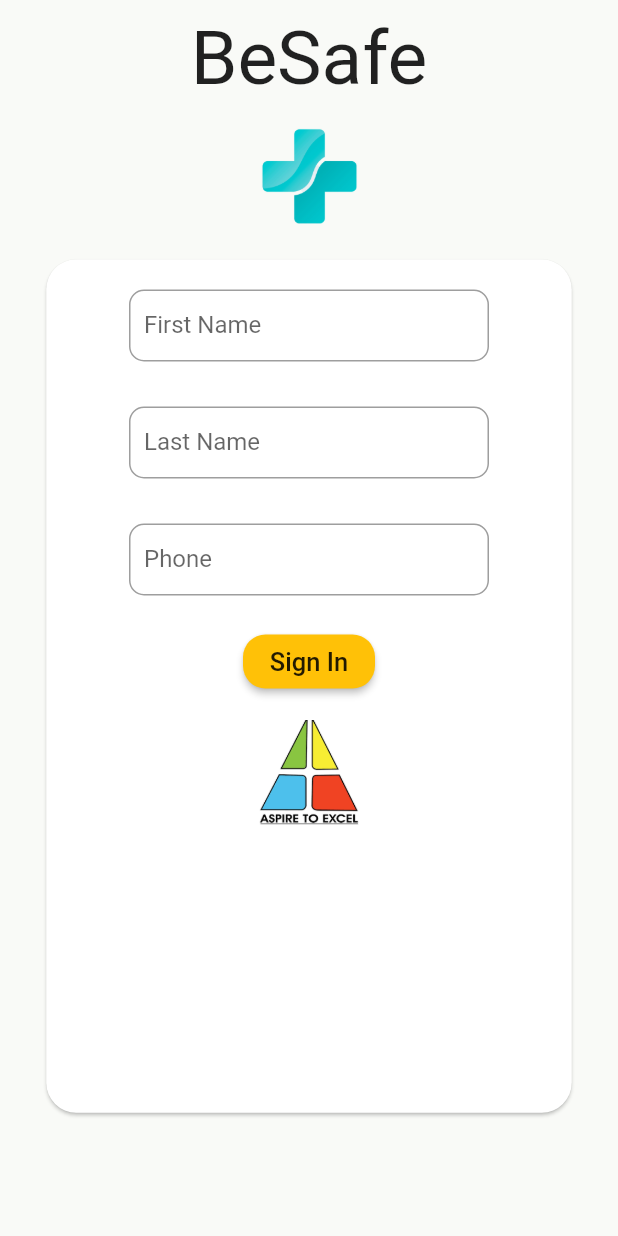
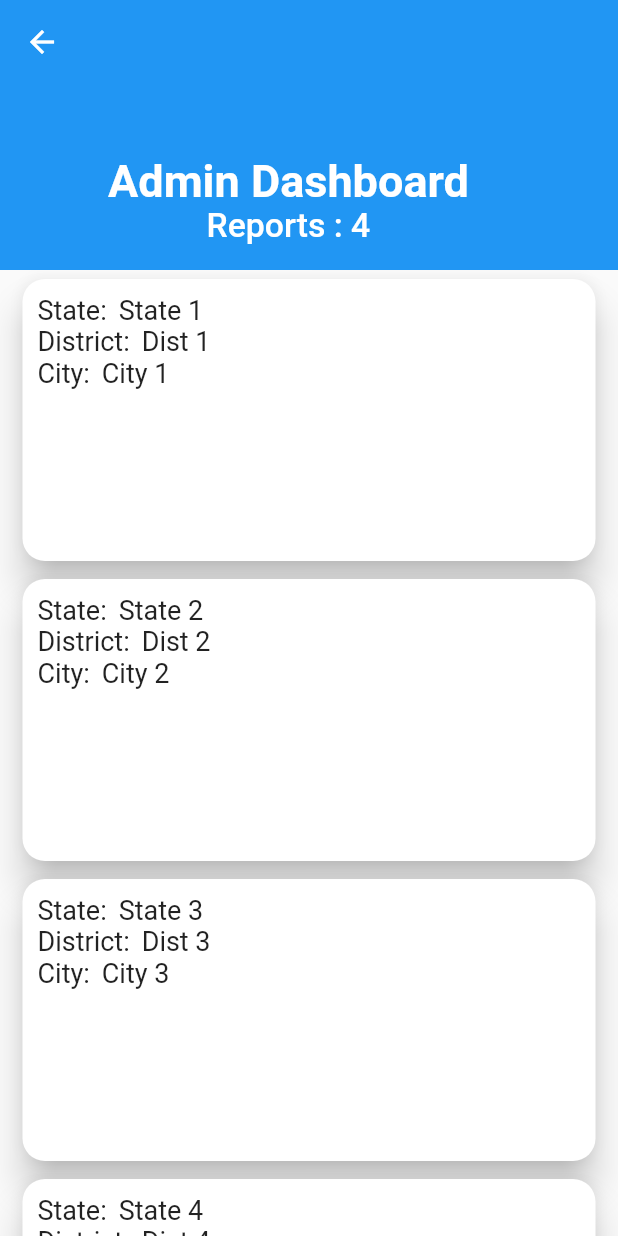
Before and after one commit to pratikksahu/besafe, a Flutter app: the screen it shows after launch, after a tap on "Sign In", on a phone screen of 412 x 824 dp. Run offline on Flutter 3.47's test engine with Material 2 defaults, Android fonts, the phone set to English and light mode, and no system bars; our stand-ins replace firebase_auth; missing offline and left inert: keyboard_visibility; accounts and stored records are empty.

Commit message:
Updated Admin dashboard

```diff
--- /dev/null
+++ b/lib/adminDashboard.dart
@@ -0,0 +1,154 @@
+import 'package:flutter/material.dart';
+
+class AdminDashboard extends StatefulWidget {
+  @override
+  _AdminDashboardState createState() => _AdminDashboardState();
+}
+
+class _AdminDashboardState extends State<AdminDashboard> {
+  List<String> suspectedFirstName = ['Name 1', 'Name 2', 'Name 3', 'Name 4'];
+  List<String> suspectedState = ['State 1', 'State 2', 'State 3', 'State 4'];
+  List<String> suspectedDist = ['Dist 1', 'Dist 2', 'Dist 3', 'Dist 4'];
+  List<String> suspectedCity = ['City 1', 'City 2', 'City 3', 'City 4'];
+
+  int totalReports = 4;
+
+  @override
+  void initState() {
+    // fatchData();
+
+    super.initState();
+  }
+
+  @override
+  Widget build(BuildContext context) {
+    return Scaffold(
+      body: suspectedCity.length != totalReports
+          ? Center(
+              child: CircularProgressIndicator(),
+            )
+          : CustomScrollView(
+              slivers: <Widget>[
+                SliverAppBar(
+                  pinned: true,
+                  expandedHeight: 180.0,
+                  flexibleSpace: FlexibleSpaceBar(
+                      title: Column(
+                    mainAxisAlignment: MainAxisAlignment.end,
+                    children: <Widget>[
+                      Text(
+                        'Admin Dashboard',
+                        style: TextStyle(
+                            fontWeight: FontWeight.bold, fontSize: 20),
+                      ),
+                      Text(
+                        'Reports : $totalReports',
+                        style: TextStyle(
+                          fontSize: 15,
+                        ),
+                      ),
+                    ],
+                  )),
+                ),
+                SliverFixedExtentList(
+                  delegate: SliverChildBuilderDelegate(
+                      (BuildContext context, int index) {
+                    return cardview(
+                      suspectedState[index],
+                      suspectedDist[index],
+                      suspectedCity[index],
+                    );
+                  }, childCount: totalReports),
+                  itemExtent: 200.0,
+                )
+              ],
+            ),
+    );
+  }
+
+  Widget cardview(String state, String dist, String city) {
+    return Card(
+        shape: RoundedRectangleBorder(
+          borderRadius: BorderRadius.circular(15.0),
+        ),
+        margin: new EdgeInsets.symmetric(
+          horizontal: 15.0,
+          vertical: 6.0,
+        ),
+        elevation: 10.0,
+        child: InkWell(
+            splashColor: Colors.blue.withAlpha(30),
+            onTap: () {
+              setState(() {
+                //SetData.psotUid=postUid;
+              });
+            },
+            child: Padding(
+                padding: const EdgeInsets.all(10.0),
+                child: Column(
+                  crossAxisAlignment: CrossAxisAlignment.start,
+                  mainAxisAlignment: MainAxisAlignment.start,
+                  children: <Widget>[
+                    Row(
+                      crossAxisAlignment: CrossAxisAlignment.start,
+                      mainAxisAlignment: MainAxisAlignment.start,
+                      children: <Widget>[
+                        Text(
+                          "State:",
+                          style: TextStyle(fontSize: 18),
+                        ),
+                        Padding(
+                          padding: const EdgeInsets.only(left: 8.0),
+                          child: Text("$state", style: TextStyle(fontSize: 18)),
+                        )
+                      ],
+                    ),
+                    Row(
+                      crossAxisAlignment: CrossAxisAlignment.start,
+                      mainAxisAlignment: MainAxisAlignment.start,
+                      children: <Widget>[
+                        Text("District:", style: TextStyle(fontSize: 18)),
+                        Padding(
+                          padding: const EdgeInsets.only(left: 8.0),
+                          child: Text("$dist", style: TextStyle(fontSize: 18)),
+                        )
+                      ],
+                    ),
+                    Row(
+                      crossAxisAlignment: CrossAxisAlignment.start,
+                      mainAxisAlignment: MainAxisAlignment.start,
+                      children: <Widget>[
+                        Text("City:", style: TextStyle(fontSize: 18)),
+                        Padding(
+                          padding: const EdgeInsets.only(left: 8.0),
+                          child: Text("$city", style: TextStyle(fontSize: 18)),
+                        )
+                      ],
+                    )
+                  ],
+                ))));
+  }
+  // fatchData()async{
+  //   try {
+  //     await Firestore.instance.collection("Reports").orderBy("timeStamp",descending: true).getDocuments().then((
+  //         onValue) {
+  //       setState(() {
+  //         totalReports = onValue.documents.length;
+  //       });
+  //       onValue.documents.forEach((f) {
+  //         setState(() {
+  //           suspectedState.add(f.data["suspectedState"]);
+  //           suspectedDist.add(f.data['suspecteddDis']);
+  //           suspectedCity.add(f.data[ 'suspectedCity']);
+
+  //         });
+  //       });
+  //     });
+  //   }
+  //   catch(e){
+  //     print(e);
+  //   }
+
+  // }
+
+}
--- a/lib/screens/login/login_details.dart
+++ b/lib/screens/login/login_details.dart
@@ -2,9 +2,10 @@ import 'package:besafe/model/user.dart';
 import 'package:besafe/screens/home/home_page.dart';
 import 'package:besafe/screens/login/otp_box.dart';
 import 'package:besafe/services/auth.dart';
-import 'package:firebase_auth/firebase_auth.dart';
 import 'package:flutter/material.dart';
 import 'package:keyboard_visibility/keyboard_visibility.dart';
+
+import '../../adminDashboard.dart';
 
 class LoginDetail extends StatefulWidget {
   @override
@@ -62,7 +63,7 @@ class _LoginDetailState extends State<LoginDetail> {
           borderRadius: BorderRadius.circular(20),
         ),
         child: Container(
-          height: MediaQuery.of(context).size.height * .70,
+          height: MediaQuery.of(context).size.height * .55,
           width: MediaQuery.of(context).size.width * .85,
           child: Column(
             children: <Widget>[
@@ -150,11 +151,12 @@ class _LoginDetailState extends State<LoginDetail> {
                   style: TextStyle(fontSize: 17.0),
                 ),
                 onPressed: () async {
-                  setState(() {
-                    fullName = fName +' '+lname;
-                    otpBox = true;
-                  });
-                  Authenticator(otp, setNavigator).phoneVerify(phone);
+                  // setState(() {
+                  //   fullName = fName +' '+lname;
+                  //   otpBox = true;
+                  // });
+                  // Authenticator(otp, setNavigator).phoneVerify(phone);
+                  Navigator.push(context, MaterialPageRoute(builder: (context) => AdminDashboard(),));
                 },
               ),
               Container(
```
